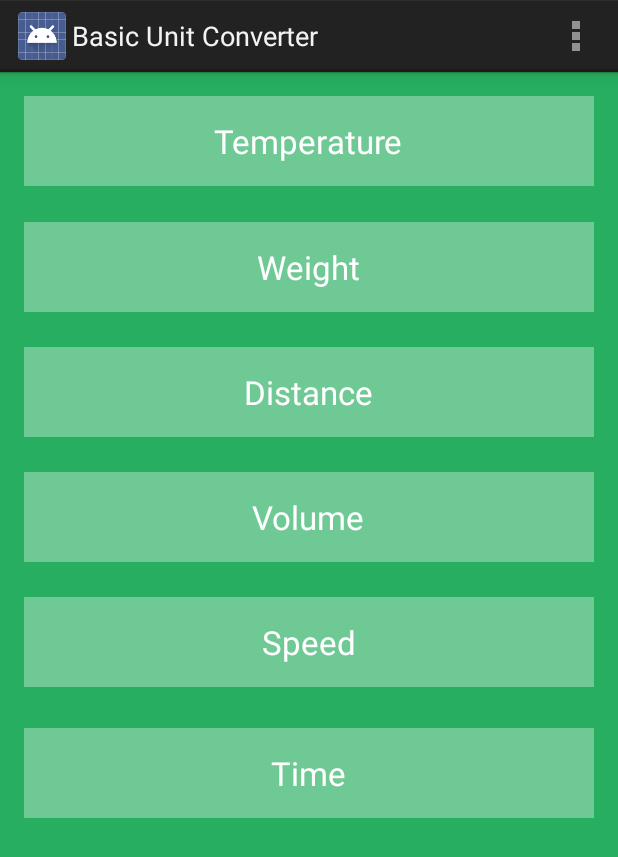
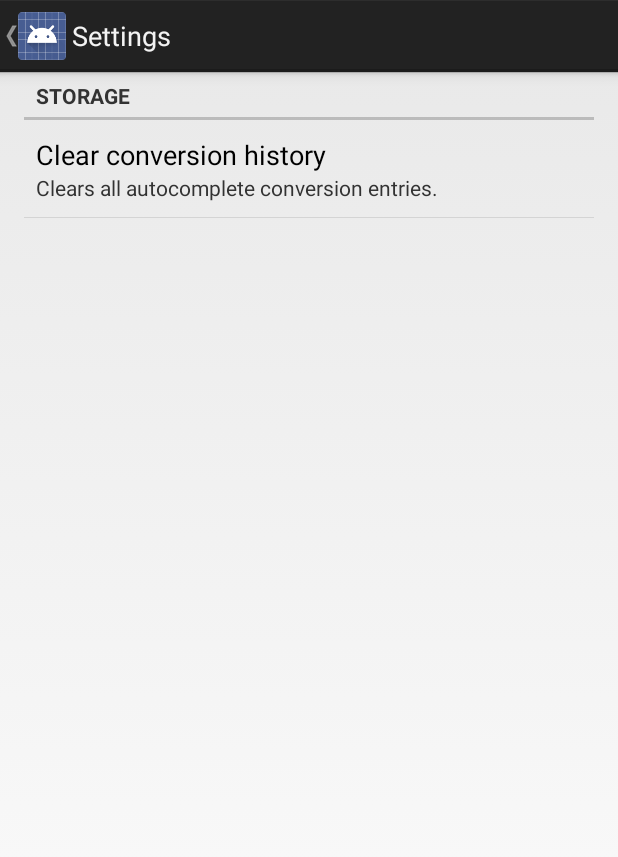
Before and after one commit to edm-ar/funverter-android, an Android app: the screen it shows after launch (BasicUnitConverterActivity before the commit, SettingsActivity after it), in the options menu, after a tap on "Settings", on a phone screen of 412 x 824 dp. Shown: the top 857 px of the screen. Run offline under Robolectric (Android 15) with nearby library versions, the phone set to English and light mode, and no system bars.

Commit message:
Committing code for clearing conversion history.

```diff
--- a/app/src/main/java/basic/converters/apps/basicunitconverter/BasicUnitConverterActivity.java
+++ b/app/src/main/java/basic/converters/apps/basicunitconverter/BasicUnitConverterActivity.java
@@ -3,7 +3,6 @@ package basic.converters.apps.basicunitconverter;
 import android.app.Activity;
 import android.content.Intent;
 import android.content.res.Resources;
-import android.graphics.Color;
 import android.os.Bundle;
 import android.util.Log;
 import android.view.Menu;
@@ -14,7 +13,6 @@ import android.view.ViewGroup;
 import android.widget.RelativeLayout;
 import android.widget.TextView;
 import android.widget.Toast;
-import android.app.ActionBar;
 
 
 public class BasicUnitConverterActivity extends Activity {
@@ -81,11 +79,18 @@ public class BasicUnitConverterActivity extends Activity {
 
     @Override
     public boolean onOptionsItemSelected(MenuItem item) {
+        Intent intent;
         // Handle action bar item clicks here. The action bar will
         // automatically handle clicks on the Home/Up button, so long
         // as you specify a parent activity in AndroidManifest.xml.
         int id = item.getItemId();
         if (id == R.id.action_settings) {
+            try {
+                intent = new Intent(BasicUnitConverterActivity.this, Class.forName("basic.converters.preferences.SettingsActivity"));
+                startActivity(intent);
+            } catch(ClassNotFoundException e) {
+                Log.e(TAG,e.getMessage(),e);
+            }
             return true;
         }
         return super.onOptionsItemSelected(item);
--- /dev/null
+++ b/app/src/main/java/basic/converters/dialog/ConversionHistory.java
@@ -0,0 +1,40 @@
+package basic.converters.dialog;
+
+import android.content.Context;
+import android.preference.DialogPreference;
+import android.util.AttributeSet;
+import android.widget.Toast;
+
+import basic.converters.utilities.ConversionEntriesDataSource;
+
+/**
+ * Created by Edmar on 6/7/2015.
+ */
+public class ConversionHistory extends DialogPreference {
+
+    Context context;
+
+    public ConversionHistory(Context context, AttributeSet attrs) {
+        super(context,attrs);
+        this.context = context;
+    }
+
+    public void onDialogClosed(boolean positiveResult) {
+        super.onDialogClosed(positiveResult);
+        if(positiveResult) {
+            // TODO clear database table
+            showToast("Clearing...");
+            ConversionEntriesDataSource ds = new ConversionEntriesDataSource(context);
+            ds.open();
+            ds.deleteAllConversionEntries();
+            showToast("Conversion history cleared successfully");
+        } else {
+            // do nothing
+        }
+    }
+
+    private void showToast(String msg) {
+        Toast toast = Toast.makeText(context, msg, Toast.LENGTH_SHORT);
+        toast.show();
+    }
+}
--- a/app/src/main/java/basic/converters/helpers/MySQLiteHelper.java
+++ b/app/src/main/java/basic/converters/helpers/MySQLiteHelper.java
@@ -20,7 +20,8 @@ public class MySQLiteHelper extends SQLiteOpenHelper{
     private static final String DATABASE_NAME = "conversionentries.db";
     private static final int DATABASE_VERSION = 1;
 
-    private static final String[] tableNames = {"distance","speed","temperature","time","volume","weight"};
+    // TODO should probably figure out a better way of accessing this String array
+    public static final String[] tableNames = {"distance","speed","temperature","time","volume","weight"};
     public static HashMap<String, String> tables = new HashMap<String, String>();
 
     {
--- /dev/null
+++ b/app/src/main/java/basic/converters/preferences/SettingsActivity.java
@@ -0,0 +1,23 @@
+package basic.converters.preferences;
+
+import android.preference.Preference;
+import android.preference.PreferenceActivity;
+import android.os.Bundle;
+
+/**
+ * Created by Edmar on 6/7/2015.
+ */
+public class SettingsActivity extends PreferenceActivity{
+
+    private static final String TAG = SettingsActivity.class.getSimpleName(); // tag to be used when logging
+
+    @Override
+    public void onCreate(Bundle savedInstanceState) {
+        super.onCreate(savedInstanceState);
+
+        // Display the fragment as the main content
+        getFragmentManager().beginTransaction()
+                .replace(android.R.id.content, new SettingsFragment())
+                .commit();
+    }
+}
--- /dev/null
+++ b/app/src/main/java/basic/converters/preferences/SettingsFragment.java
@@ -0,0 +1,20 @@
+package basic.converters.preferences;
+
+import android.os.Bundle;
+import android.preference.PreferenceFragment;
+
+import basic.converters.apps.basicunitconverter.R;
+
+/**
+ * Created by Edmar on 6/7/2015.
+ */
+public class SettingsFragment extends PreferenceFragment {
+
+    @Override
+    public void onCreate(Bundle savedInstanceState) {
+        super.onCreate(savedInstanceState);
+
+        // Load the preferences from XML resource
+        addPreferencesFromResource(R.xml.preferences);
+    }
+}
--- /dev/null
+++ b/app/src/main/res/xml/preferences.xml
@@ -0,0 +1,25 @@
+<?xml version="1.0" encoding="utf-8"?>
+<PreferenceScreen xmlns:android="http://schemas.android.com/apk/res/android">
+    <!--<Preference android:title="web page title" >-->
+        <!--<intent android:action="android.intent.action.VIEW"-->
+            <!--android:data="http://www.google.com" />-->
+    <!--</Preference>-->
+    <PreferenceCategory
+        android:title="Storage"
+        android:key="pref_key_storage_settings">
+        <!--<Preference-->
+            <!--android:id="@+id/clear_conversion_entry_preference"-->
+            <!--android:title="Clear conversion history"-->
+            <!--android:key="conversion_history_key"-->
+            <!--android:summary="Clears all autocomplete conversion entries">-->
+            <!-- -->
+        <!--</Preference>-->
+        <basic.converters.dialog.ConversionHistory
+            android:title="Clear conversion history"
+            android:dialogTitle="Clear conversion history?"
+            android:key="conversion_history_key_dialog"
+            android:summary="Clears all autocomplete conversion entries."
+            android:negativeButtonText="Cancel"
+            android:positiveButtonText="Yes"></basic.converters.dialog.ConversionHistory>
+    </PreferenceCategory>
+</PreferenceScreen>
```
Also changed, not shown: app/src/main/AndroidManifest.xml (+9 -0 lines), app/src/main/java/basic/converters/utilities/ConversionEntriesDataSource.java (+7 -4 lines).
